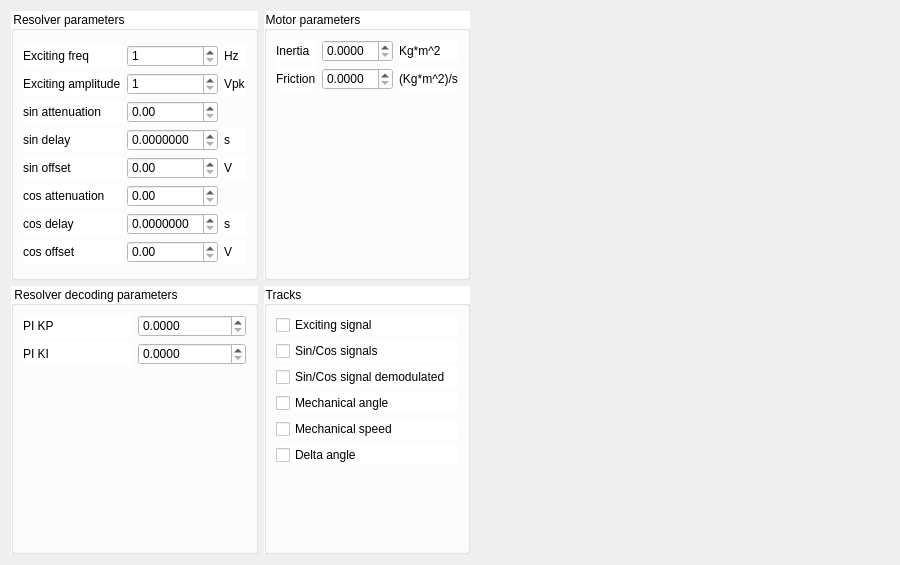
The window that simulationTemplates/simulationView9.ui (koalakoker/gSim) describes before a commit, drawn with Qt 5.
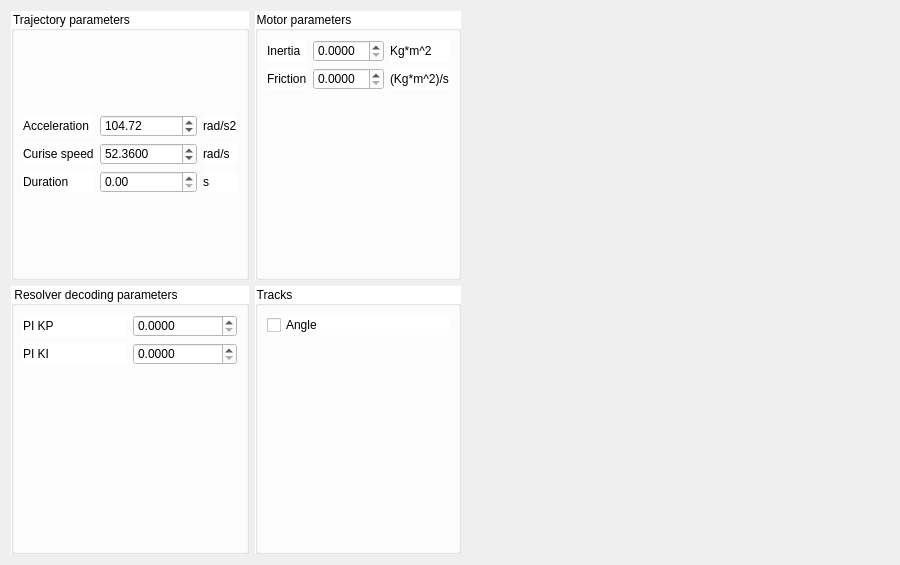
The same window after the commit.

Commit message: Working on trajectory calculation

Diff of the .ui file:
```diff
--- a/simulationTemplates/simulationView9.ui
+++ b/simulationTemplates/simulationView9.ui
@@ -161,45 +161,10 @@
        <layout class="QGridLayout" name="gridLayout_9">
         <item row="0" column="0">
          <layout class="QGridLayout" name="gridLayout_8">
-          <item row="5" column="0">
-           <widget class="QCheckBox" name="deltaAngle">
-            <property name="text">
-             <string>Delta angle</string>
-            </property>
-           </widget>
-          </item>
-          <item row="4" column="0">
-           <widget class="QCheckBox" name="omegaPlot">
-            <property name="text">
-             <string>Mechanical speed</string>
-            </property>
-           </widget>
-          </item>
-          <item row="3" column="0">
-           <widget class="QCheckBox" name="thetaPlot">
-            <property name="text">
-             <string>Mechanical angle</string>
-            </property>
-           </widget>
-          </item>
-          <item row="1" column="0">
-           <widget class="QCheckBox" name="outputPlot">
-            <property name="text">
-             <string>Sin/Cos signals</string>
-            </property>
-           </widget>
-          </item>
           <item row="0" column="0">
            <widget class="QCheckBox" name="excitingPlot">
             <property name="text">
-             <string>Exciting signal</string>
-            </property>
-           </widget>
-          </item>
-          <item row="2" column="0">
-           <widget class="QCheckBox" name="outputDemuxPlot">
-            <property name="text">
-             <string>Sin/Cos signal demodulated</string>
+             <string>Angle</string>
             </property>
            </widget>
           </item>
@@ -236,7 +201,7 @@
         <string notr="true">background-color: rgb(255, 255, 255);</string>
        </property>
        <property name="title">
-        <string>Resolver parameters</string>
+        <string>Trajectory parameters</string>
        </property>
        <property name="flat">
         <bool>false</bool>
@@ -247,147 +212,71 @@
        <layout class="QGridLayout" name="gridLayout_3">
         <item row="0" column="0">
          <layout class="QGridLayout" name="gridLayout_2">
-          <item row="2" column="1">
-           <widget class="QDoubleSpinBox" name="sinAttenuation"/>
-          </item>
-          <item row="3" column="1">
-           <widget class="QDoubleSpinBox" name="sinDelay">
-            <property name="decimals">
-             <number>7</number>
-            </property>
-           </widget>
-          </item>
-          <item row="1" column="1">
-           <widget class="QSpinBox" name="excAmp">
-            <property name="minimum">
-             <number>1</number>
-            </property>
-            <property name="maximum">
-             <number>25</number>
-            </property>
-           </widget>
-          </item>
-          <item row="4" column="0">
-           <widget class="QLabel" name="label_9">
+          <item row="1" column="0">
+           <widget class="QLabel" name="label_2">
             <property name="text">
-             <string>sin offset</string>
-            </property>
-           </widget>
-          </item>
-          <item row="0" column="2">
-           <widget class="QLabel" name="label_4">
-            <property name="text">
-             <string>Hz</string>
-            </property>
-           </widget>
-          </item>
-          <item row="3" column="2">
-           <widget class="QLabel" name="label_12">
-            <property name="text">
-             <string>s</string>
-            </property>
-           </widget>
-          </item>
-          <item row="2" column="0">
-           <widget class="QLabel" name="label">
-            <property name="text">
-             <string>sin attenuation</string>
+             <string>Curise speed</string>
             </property>
            </widget>
           </item>
           <item row="0" column="1">
-           <widget class="QSpinBox" name="excFreq">
-            <property name="minimum">
-             <number>1</number>
-            </property>
+           <widget class="QDoubleSpinBox" name="acceleration">
             <property name="maximum">
-             <number>30000</number>
+             <double>9999999999.000000000000000</double>
             </property>
-           </widget>
-          </item>
-          <item row="5" column="1">
-           <widget class="QDoubleSpinBox" name="cosAttenuation"/>
-          </item>
-          <item row="6" column="2">
-           <widget class="QLabel" name="label_14">
-            <property name="text">
-             <string>s</string>
+            <property name="value">
+             <double>104.719999999999999</double>
             </property>
            </widget>
           </item>
-          <item row="6" column="0">
-           <widget class="QLabel" name="label_10">
-            <property name="text">
-             <string>cos delay</string>
-            </property>
-           </widget>
-          </item>
-          <item row="4" column="1">
-           <widget class="QDoubleSpinBox" name="sinOffset"/>
-          </item>
           <item row="0" column="0">
            <widget class="QLabel" name="label_3">
             <property name="text">
-             <string>Exciting freq</string>
+             <string>Acceleration</string>
             </property>
            </widget>
           </item>
-          <item row="7" column="0">
-           <widget class="QLabel" name="label_11">
-            <property name="text">
-             <string>cos offset</string>
+          <item row="1" column="1">
+           <widget class="QDoubleSpinBox" name="cruiseSpeed">
+            <property name="decimals">
+             <number>4</number>
             </property>
-           </widget>
-          </item>
-          <item row="1" column="0">
-           <widget class="QLabel" name="label_2">
-            <property name="text">
-             <string>Exciting amplitude</string>
+            <property name="maximum">
+             <double>9999999999.000000000000000</double>
+            </property>
+            <property name="value">
+             <double>52.359999999999999</double>
             </property>
            </widget>
           </item>
           <item row="1" column="2">
            <widget class="QLabel" name="label_5">
             <property name="text">
-             <string>Vpk</string>
+             <string>rad/s</string>
             </property>
            </widget>
           </item>
-          <item row="7" column="2">
-           <widget class="QLabel" name="label_15">
+          <item row="0" column="2">
+           <widget class="QLabel" name="label_4">
             <property name="text">
-             <string>V</string>
+             <string>rad/s2</string>
             </property>
            </widget>
           </item>
-          <item row="3" column="0">
-           <widget class="QLabel" name="label_8">
+          <item row="2" column="0">
+           <widget class="QLabel" name="label">
             <property name="text">
-             <string>sin delay</string>
+             <string>Duration</string>
             </property>
            </widget>
           </item>
-          <item row="7" column="1">
-           <widget class="QDoubleSpinBox" name="cosOffset"/>
+          <item row="2" column="1">
+           <widget class="QDoubleSpinBox" name="duration"/>
           </item>
-          <item row="4" column="2">
-           <widget class="QLabel" name="label_13">
+          <item row="2" column="2">
+           <widget class="QLabel" name="label_6">
             <property name="text">
-             <string>V</string>
-            </property>
-           </widget>
-          </item>
-          <item row="6" column="1">
-           <widget class="QDoubleSpinBox" name="cosDelay">
-            <property name="decimals">
-             <number>7</number>
-            </property>
-           </widget>
-          </item>
-          <item row="5" column="0">
-           <widget class="QLabel" name="label_16">
-            <property name="text">
-             <string>cos attenuation</string>
+             <string>s</string>
             </property>
            </widget>
           </item>
```
Left out of the diff: 2 changed lines with no effect on the pictures. The commit also changes 3 other files.
